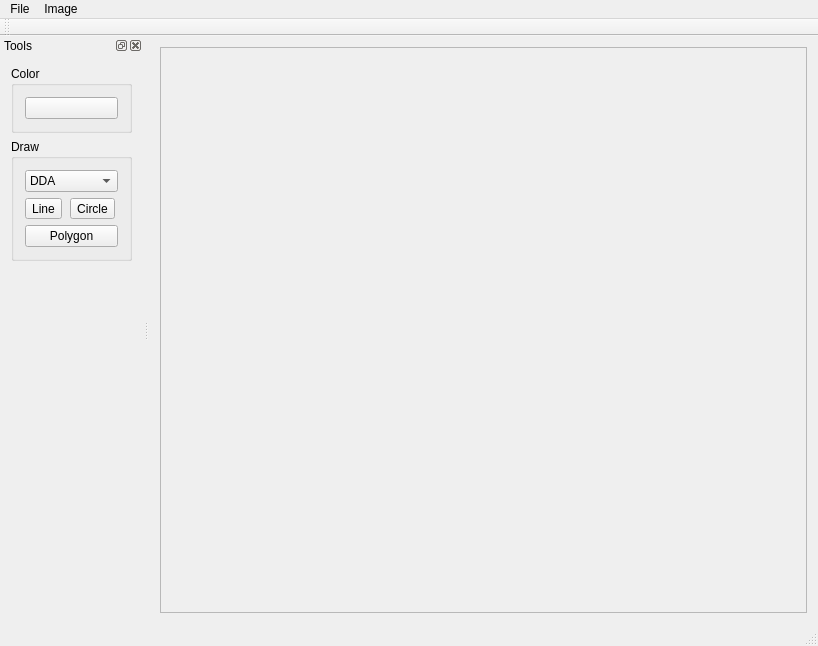
Holikma/Computer_Graphics, file src/ImageViewer.ui: the form before one commit.
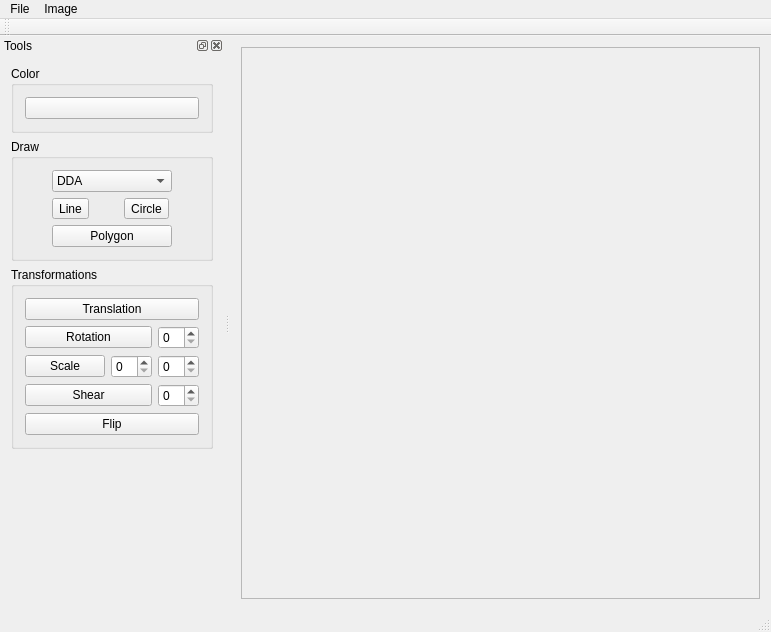
The form after the commit.

```diff
--- a/src/ImageViewer.ui
+++ b/src/ImageViewer.ui
@@ -6,10 +6,16 @@
    <rect>
     <x>0</x>
     <y>0</y>
-    <width>818</width>
-    <height>646</height>
+    <width>771</width>
+    <height>632</height>
    </rect>
   </property>
+  <property name="minimumSize">
+   <size>
+    <width>0</width>
+    <height>0</height>
+   </size>
+  </property>
   <property name="windowTitle">
    <string>ImageViewer</string>
   </property>
@@ -17,6 +23,12 @@
    <layout class="QHBoxLayout" name="horizontalLayout">
     <item>
      <widget class="QScrollArea" name="scrollArea">
+      <property name="minimumSize">
+       <size>
+        <width>0</width>
+        <height>0</height>
+       </size>
+      </property>
       <property name="widgetResizable">
        <bool>true</bool>
       </property>
@@ -25,8 +37,8 @@
         <rect>
          <x>0</x>
          <y>0</y>
-         <width>672</width>
-         <height>571</height>
+         <width>554</width>
+         <height>557</height>
         </rect>
        </property>
       </widget>
@@ -39,7 +51,7 @@
     <rect>
      <x>0</x>
      <y>0</y>
-     <width>818</width>
+     <width>771</width>
      <height>22</height>
     </rect>
    </property>
@@ -150,6 +162,83 @@
            <bool>true</bool>
           </property>
           <property name="autoExclusive">
+           <bool>false</bool>
+          </property>
+          <property name="default">
+           <bool>false</bool>
+          </property>
+          <property name="flat">
+           <bool>false</bool>
+          </property>
+         </widget>
+        </item>
+       </layout>
+      </widget>
+     </item>
+     <item>
+      <widget class="QGroupBox" name="groupBox_3">
+       <property name="title">
+        <string>Transformations</string>
+       </property>
+       <layout class="QGridLayout" name="gridLayout_2">
+        <item row="5" column="0" colspan="2">
+         <widget class="QPushButton" name="toolButtonShear">
+          <property name="text">
+           <string>Shear</string>
+          </property>
+          <property name="checkable">
+           <bool>true</bool>
+          </property>
+         </widget>
+        </item>
+        <item row="4" column="0">
+         <widget class="QPushButton" name="tollButtonScale">
+          <property name="text">
+           <string>Scale</string>
+          </property>
+          <property name="checkable">
+           <bool>true</bool>
+          </property>
+         </widget>
+        </item>
+        <item row="5" column="2">
+         <widget class="QSpinBox" name="spinBox_4"/>
+        </item>
+        <item row="4" column="1">
+         <widget class="QSpinBox" name="spinBox_3"/>
+        </item>
+        <item row="4" column="2">
+         <widget class="QSpinBox" name="spinBox_2"/>
+        </item>
+        <item row="2" column="2">
+         <widget class="QSpinBox" name="spinBox"/>
+        </item>
+        <item row="2" column="0" colspan="2">
+         <widget class="QPushButton" name="toolButtonRotation">
+          <property name="text">
+           <string>Rotation</string>
+          </property>
+          <property name="checkable">
+           <bool>true</bool>
+          </property>
+         </widget>
+        </item>
+        <item row="6" column="0" colspan="3">
+         <widget class="QPushButton" name="toolButtonFlip">
+          <property name="text">
+           <string>Flip</string>
+          </property>
+          <property name="checkable">
+           <bool>true</bool>
+          </property>
+         </widget>
+        </item>
+        <item row="0" column="0" colspan="3">
+         <widget class="QPushButton" name="toolButtonTranslation">
+          <property name="text">
+           <string>Translation</string>
+          </property>
+          <property name="checkable">
            <bool>true</bool>
           </property>
          </widget>
```
Left out of the diff: 4 changed lines with no effect on the pictures.
